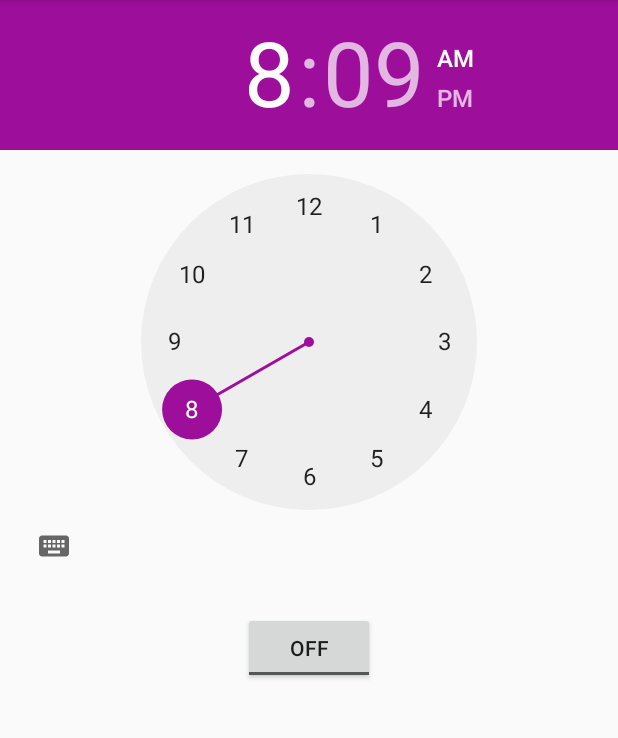
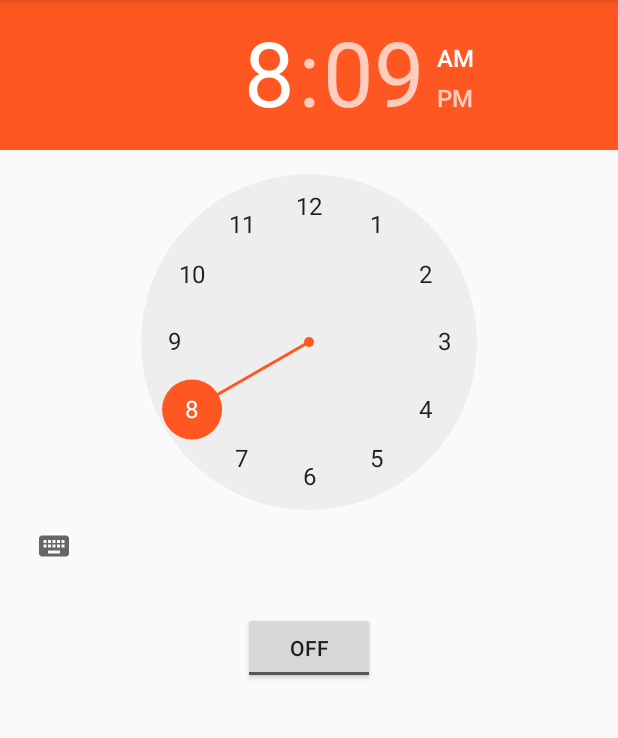
Before and after one commit to Marba1805/Lembra_idoso, an Android app: the screen it shows after launch (MainActivity), on a phone screen of 412 x 824 dp, the part 84-822 px from its top. Run offline under Robolectric (Android 15) with nearby library versions, the light colour scheme and no system bars.

Commit message:
Update colors.xml

```diff
--- a/app/src/main/res/values/colors.xml
+++ b/app/src/main/res/values/colors.xml
@@ -2,5 +2,5 @@
 <resources>
     <color name="colorPrimary">#0F9D58</color>
     <color name="colorPrimaryDark">#0F4C2E</color>
-    <color name="colorAccent">#9D0F9B</color>
+    <color name="colorAccent">#FF5722</color>
 </resources>
```
